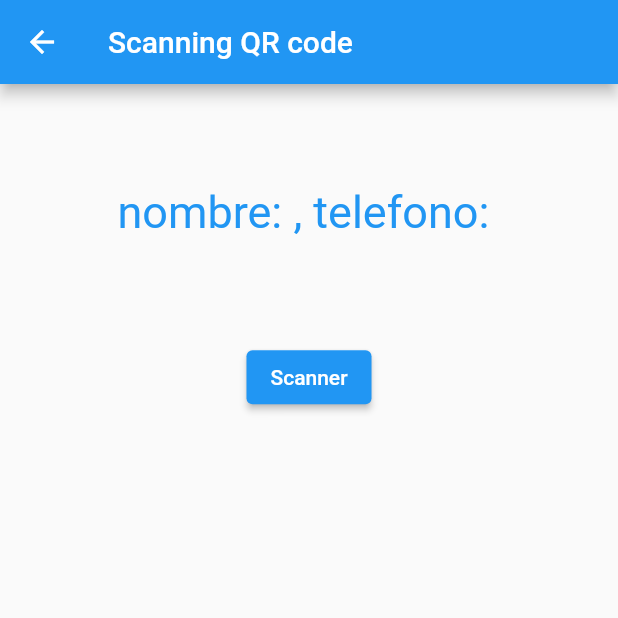
After one commit to gonzalezruben681/qr_code_gestor, a Flutter app: the ScanScreen screen opened directly, after a tap on "Scanner", on a phone screen of 412 x 824 dp, the top half of it. The commit adds this screen. Run offline on Flutter 3.47's test engine with Material 2 defaults, Android fonts, the phone set to English and light mode, and no system bars; our stand-ins replace image_gallery_saver, qr_flutter; missing offline and left inert: barcode_image, file_selector, flutter_barcode_scanner.

Commit message:
update: qr scanner y mapeo del los datos

```diff
--- /dev/null
+++ b/lib/domain/models/contacto.dart
@@ -0,0 +1,10 @@
+class Contacto {
+  String nombre;
+  String telefono;
+
+  Contacto({required this.nombre, required this.telefono});
+
+  Contacto.fromMap(Map<String, dynamic> map)
+      : nombre = map['nombre'],
+        telefono = map['telefono'];
+}
--- /dev/null
+++ b/lib/presentation/qr_scan.dart
@@ -0,0 +1,68 @@
+import 'package:flutter/material.dart';
+import 'package:flutter_barcode_scanner/flutter_barcode_scanner.dart';
+import 'package:qr_code_gestor/domain/models/contacto.dart';
+
+class ScanScreen extends StatefulWidget {
+  const ScanScreen({super.key});
+
+  @override
+  State<ScanScreen> createState() => _ScanScreenState();
+}
+
+class _ScanScreenState extends State<ScanScreen> {
+  String qrstr = '';
+  Contacto? contacto;
+
+  @override
+  Widget build(BuildContext context) {
+    //  final height = MediaQuery.of(context).size.height;
+    if (qrstr.isNotEmpty) {
+      // Parsear el mensaje para obtener un mapa
+      Map<String, dynamic> mapa = Map.fromEntries(qrstr.split(',').map((s) {
+        final List<String> parts = s.trim().split(':');
+        return MapEntry(parts[0], parts[1]);
+      }));
+
+      // Crear un nuevo objeto de la clase Contacto a partir del mapa
+      contacto = Contacto.fromMap(mapa);
+    }
+
+    final width = MediaQuery.of(context).size.width;
+    return Scaffold(
+        appBar: AppBar(
+          title: const Text('Scanning QR code'),
+        ),
+        body: Center(
+          child: Column(
+            mainAxisAlignment: MainAxisAlignment.spaceEvenly,
+            crossAxisAlignment: CrossAxisAlignment.center,
+            children: [
+              Text(
+                'nombre: ${contacto?.nombre ?? ''}, telefono: ${contacto?.telefono ?? ''}',
+                style: const TextStyle(color: Colors.blue, fontSize: 30),
+              ),
+              ElevatedButton(onPressed: scanQr, child: const Text(('Scanner'))),
+              SizedBox(
+                height: width,
+              )
+            ],
+          ),
+        ));
+  }
+
+  Future<void> scanQr() async {
+    try {
+      FlutterBarcodeScanner.scanBarcode(
+              '#2A99CF', 'cancelar', true, ScanMode.QR)
+          .then((value) {
+        setState(() {
+          qrstr = value;
+        });
+      });
+    } catch (e) {
+      setState(() {
+        qrstr = 'unable to read this';
+      });
+    }
+  }
+}
--- a/pubspec.yaml
+++ b/pubspec.yaml
@@ -37,7 +37,11 @@ dependencies:
   cupertino_icons: ^1.0.2
   qr_flutter: ^4.0.0
   image_gallery_saver: ^1.7.1
-  flutter_html: ^2.2.1
+  barcode_image:
+  file_selector: ^0.9.2+4
+  path_provider: ^2.0.14
+  flutter_barcode_scanner: ^2.0.0
+  image:
 
 
 dev_dependencies:
```
Also changed, not shown: lib/presentation/qr_gestor.dart (+40 -42 lines), lib/presentation/qr_gestor_mobile.dart (deleted, +0 -112 lines), pubspec.lock, 8 other files.
